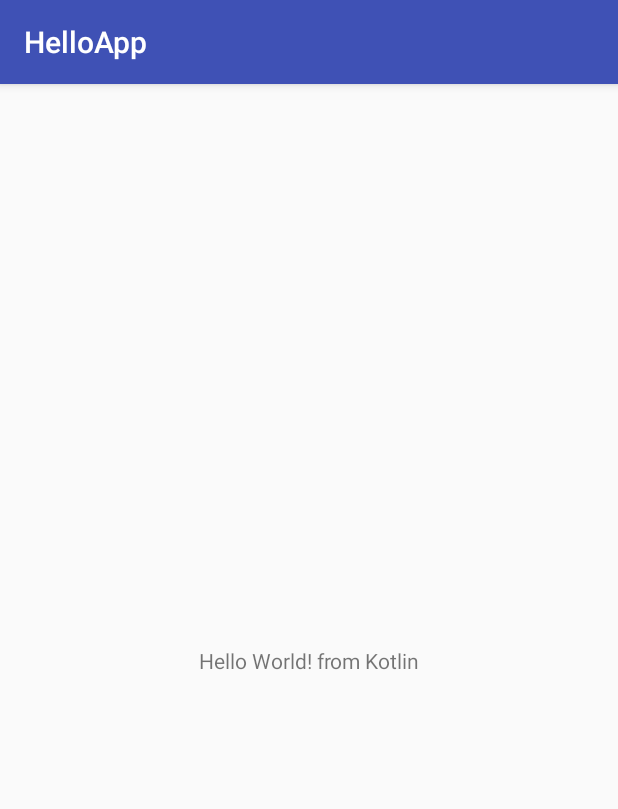
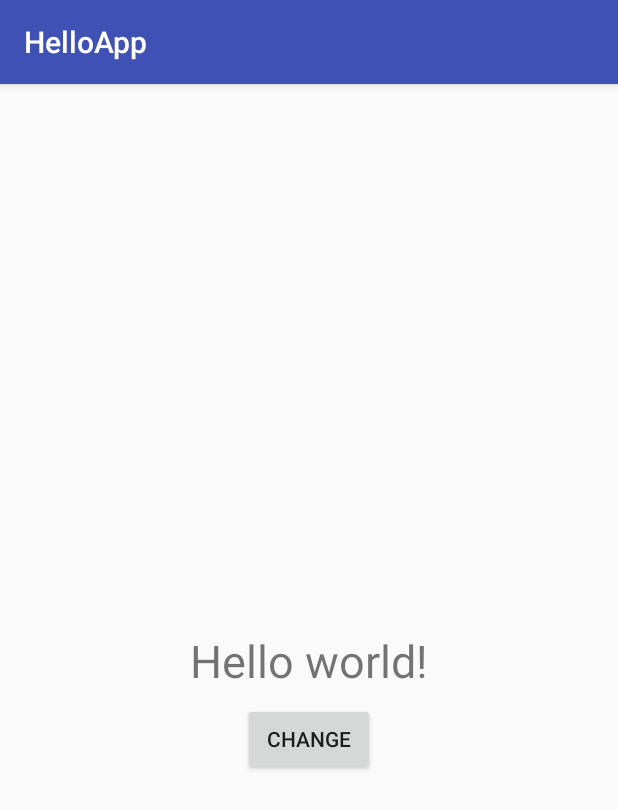
Before and after one commit to tomoko-o/kotlin_android, an Android app: the screen it shows after launch (MainActivity), on a phone screen of 412 x 824 dp. Shown: the top 809 px of the screen. Run offline under Robolectric (Android 15) with nearby library versions, the phone set to English and light mode, and no system bars.

Commit message:
update HelloApp

```diff
--- a/HelloApp/app/build.gradle
+++ b/HelloApp/app/build.gradle
@@ -1,5 +1,6 @@
 apply plugin: 'com.android.application'
 apply plugin: 'kotlin-android'
+apply plugin: 'kotlin-android-extensions'
 
 android {
     compileSdkVersion 25
--- a/HelloApp/app/src/main/java/com/usaco_pg/helloapp/MainActivity.kt
+++ b/HelloApp/app/src/main/java/com/usaco_pg/helloapp/MainActivity.kt
@@ -2,6 +2,9 @@ package com.usaco_pg.helloapp
 
 import android.support.v7.app.AppCompatActivity
 import android.os.Bundle
+import android.view.View
+import android.widget.TextView
+import kotlinx.android.synthetic.main.activity_main.*
 
 class MainActivity : AppCompatActivity() {
 
@@ -9,4 +12,10 @@ class MainActivity : AppCompatActivity() {
         super.onCreate(savedInstanceState)
         setContentView(R.layout.activity_main)
     }
+
+    fun changeText(view: View) {
+//        text_view.text = "Changed from Kotlin"
+        val textView = findViewById(R.id.text_view) as TextView
+        textView.text = "Changed from Kotlin"
+    }
 }
--- a/HelloApp/app/src/main/res/layout/activity_main.xml
+++ b/HelloApp/app/src/main/res/layout/activity_main.xml
@@ -7,12 +7,27 @@
     tools:context="com.usaco_pg.helloapp.MainActivity">
 
     <TextView
+        android:id="@+id/text_view"
         android:layout_width="wrap_content"
         android:layout_height="wrap_content"
-        android:text="Hello World! from Kotlin"
+        android:text="@string/hello_text"
+        android:textSize="30sp"
         app:layout_constraintBottom_toBottomOf="parent"
         app:layout_constraintLeft_toLeftOf="parent"
         app:layout_constraintRight_toRightOf="parent"
         app:layout_constraintTop_toTopOf="parent" />
 
+    <Button
+        android:id="@+id/change_button"
+        android:layout_width="wrap_content"
+        android:layout_height="wrap_content"
+        android:layout_marginLeft="8dp"
+        android:layout_marginRight="8dp"
+        android:layout_marginTop="8dp"
+        android:onClick="changeText"
+        android:text="@string/change_button"
+        app:layout_constraintLeft_toLeftOf="parent"
+        app:layout_constraintRight_toRightOf="parent"
+        app:layout_constraintTop_toBottomOf="@+id/text_view" />
+
 </android.support.constraint.ConstraintLayout>
--- a/HelloApp/app/src/main/res/values/strings.xml
+++ b/HelloApp/app/src/main/res/values/strings.xml
@@ -1,3 +1,5 @@
 <resources>
     <string name="app_name">HelloApp</string>
+    <string name="hello_text">Hello world!</string>
+    <string name="change_button">change</string>
 </resources>
--- a/HelloApp/build.gradle
+++ b/HelloApp/build.gradle
@@ -6,7 +6,7 @@ buildscript {
         jcenter()
     }
     dependencies {
-        classpath 'com.android.tools.build:gradle:2.3.0'
+        classpath 'com.android.tools.build:gradle:2.3.1'
         classpath "org.jetbrains.kotlin:kotlin-gradle-plugin:$kotlin_version"
 
         // NOTE: Do not place your application dependencies here; they belong
```
Also changed, not shown: 1 other file.
